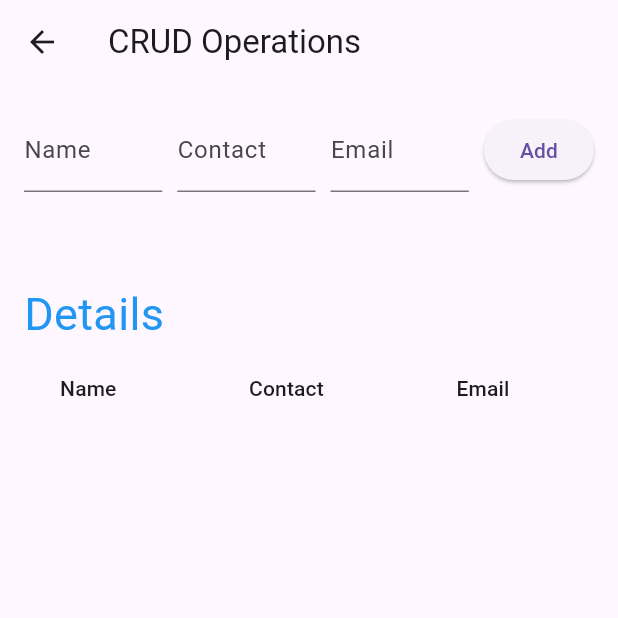
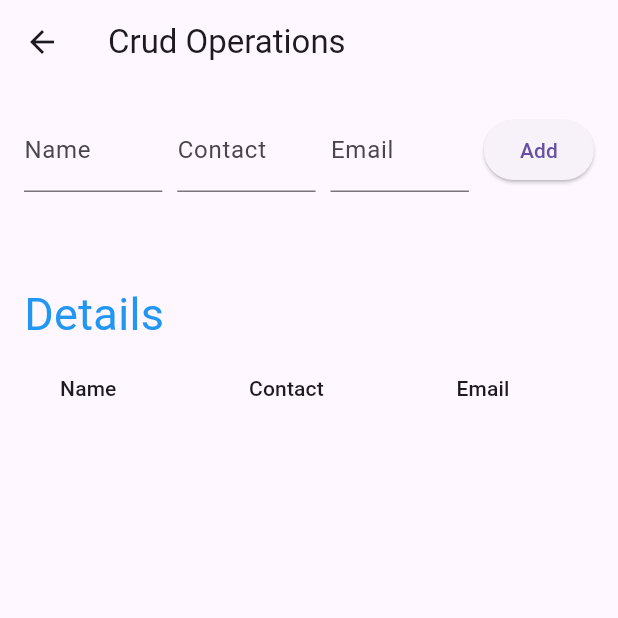
Before and after one commit to ajinkyamhetre81/CentraLogic_Assignment, a Flutter app: the CRUDScreen screen opened directly, on a phone screen of 412 x 824 dp, the top half of it. Run offline on Flutter 3.47's test engine with Material 3 defaults, Android fonts, the phone set to English and light mode, and no system bars; our stand-ins replace bloc, flutter_bloc; missing offline and left inert: syncfusion_flutter_pdfviewer.

Commit message:
implemented clean architecture

```diff
--- a/lib/sign_up/documents/joining.dart
+++ b/lib/home_screen/screens/document_UI/joining.dart
@@ -1,5 +1,5 @@
 import 'package:flutter/material.dart';
-import 'commonwidget.dart';
+import '../widgets/commonwidget.dart';
 import 'dart:convert';
 import 'package:flutter/services.dart';
 
--- a/lib/sign_up/documents/transaction.dart
+++ b/lib/home_screen/screens/document_UI/transaction.dart
@@ -1,9 +1,9 @@
 import 'dart:convert';
 
-import 'package:assignment/sign_up/documents/transactiondocument_details.dart';
+import 'package:assignment/home_screen/models/document_model.dart';
+import 'package:assignment/home_screen/screens/document_UI/transactiondocument_details.dart';
 import 'package:flutter/material.dart';
-import 'commonwidget.dart';
-import 'jsontodart.dart';
+import '../widgets/commonwidget.dart';
 
 class TransactionDocument extends StatefulWidget {
   const TransactionDocument({super.key});
--- a/lib/sign_up/documents/transactiondocument_details.dart
+++ b/lib/home_screen/screens/document_UI/transactiondocument_details.dart
@@ -86,9 +86,9 @@
 //     );
 //   }
 // }
+import 'package:assignment/home_screen/models/document_model.dart';
 import 'package:flutter/material.dart';
-import 'commonwidget.dart';
-import 'jsontodart.dart';
+import '../widgets/commonwidget.dart';
 import 'package:syncfusion_flutter_pdfviewer/pdfviewer.dart';
 import 'dart:convert';
 import 'package:flutter/services.dart';
--- a/lib/sign_up/documents/commonwidget.dart
+++ b/lib/home_screen/screens/widgets/commonwidget.dart
@@ -1,4 +1,4 @@
-import 'package:assignment/sign_up/documents/transactiondocument_details.dart';
+import 'package:assignment/home_screen/screens/document_UI/transactiondocument_details.dart';
 import 'package:flutter/material.dart';
 
 Widget customAppBar(context, String title) {
--- a/lib/main.dart
+++ b/lib/main.dart
@@ -1,4 +1,3 @@
-import 'package:assignment/sign_up/presentation/document_dekstop_view.dart';
 import 'package:assignment/sign_up/presentation/responsive_layout.dart';
 import 'package:assignment/sign_up/bloc/sign_up_bloc.dart';
 import 'package:flutter/material.dart';
@@ -16,7 +15,7 @@ class MyApp extends StatelessWidget {
       title: 'Register',
       debugShowCheckedModeBanner: false,
       theme: ThemeData(),
-      home: const DekstopScreen(),
+      home: const MyHomePage(),
     );
   }
 }
--- a/lib/sign_up/presentation/crud_screen.dart
+++ b/lib/sign_up/presentation/crud_screen.dart
@@ -30,13 +30,7 @@ class CRUDScreenState extends State<CRUDScreen> {
   Widget build(BuildContext context) {
     return Scaffold(
       appBar: AppBar(
-        title: Text('CRUD Operations'),
-        leading: IconButton(
-          icon: Icon(Icons.arrow_back),
-          onPressed: () {
-            Navigator.pop(context);
-          },
-        ),
+        title: const Text('Crud Operations'),
       ),
       body: Padding(
         padding: const EdgeInsets.all(16.0),
@@ -48,37 +42,37 @@ class CRUDScreenState extends State<CRUDScreen> {
                 Expanded(
                   child: TextField(
                     controller: nameController,
-                    decoration: InputDecoration(labelText: 'Name'),
+                    decoration: const InputDecoration(labelText: 'Name'),
                   ),
                 ),
-                SizedBox(width: 10),
+                const SizedBox(width: 10),
                 Expanded(
                   child: TextField(
                     controller: contactController,
-                    decoration: InputDecoration(labelText: 'Contact'),
+                    decoration: const InputDecoration(labelText: 'Contact'),
                   ),
                 ),
-                SizedBox(width: 10),
+                const SizedBox(width: 10),
                 Expanded(
                   child: TextField(
                     controller: emailController,
-                    decoration: InputDecoration(labelText: 'Email'),
+                    decoration: const InputDecoration(labelText: 'Email'),
                   ),
                 ),
-                SizedBox(width: 10),
+                const SizedBox(width: 10),
                 ElevatedButton(
                   onPressed: addNewData,
-                  child: Text('Add'),
+                  child: const Text('Add'),
                 ),
               ],
             ),
-            SizedBox(height: 60),
-            Text(
+            const SizedBox(height: 60),
+            const Text(
               "Details",
               style: TextStyle(fontSize: 30, color: Colors.blue),
             ),
             DataTable(
-              columns: [
+              columns: const [
                 DataColumn(label: Text('Name')),
                 DataColumn(label: Text('Contact')),
                 DataColumn(label: Text('Email')),
--- a/lib/sign_up/presentation/responsive_layout.dart
+++ b/lib/sign_up/presentation/responsive_layout.dart
@@ -1,7 +1,7 @@
 import 'package:assignment/sign_up/bloc/sign_up_event.dart';
 import 'package:assignment/sign_up/bloc/sign_up_state.dart';
-import 'package:assignment/sign_up/presentation/document_dekstop_view.dart';
-import 'package:assignment/sign_up/presentation/document_mobile_view.dart';
+import 'package:assignment/home_screen/screens/device_layout/dekstop_view.dart';
+import 'package:assignment/home_screen/screens/device_layout/mobile_view.dart';
 import 'package:flutter/cupertino.dart';
 import 'package:flutter/material.dart';
 import 'package:flutter_bloc/flutter_bloc.dart';
```
Also changed, not shown: lib/home_screen/screens/device_layout/dekstop_view.dart (renamed from lib/sign_up/presentation/document_dekstop_view.dart, +5 -5 lines), lib/home_screen/screens/device_layout/mobile_view.dart (renamed from lib/sign_up/presentation/document_mobile_view.dart, +4 -22 lines), lib/home_screen/screens/document_UI/tax.dart (renamed from lib/sign_up/documents/team.dart, +11 -12 lines), lib/home_screen/screens/document_UI/team.dart (renamed from lib/sign_up/documents/tax.dart, +12 -11 lines), lib/home_screen/models/document_model.dart (renamed from lib/sign_up/documents/jsontodart.dart).
